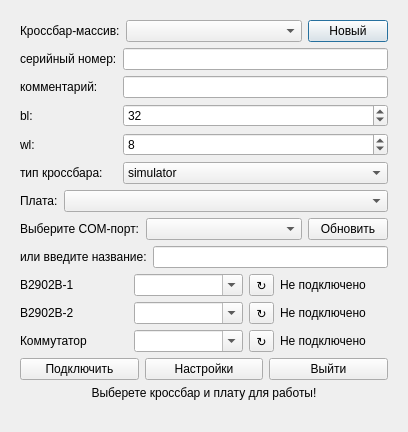
neurocomputer/MemriBoard, file gui/uies/connect.ui: the form before one commit.
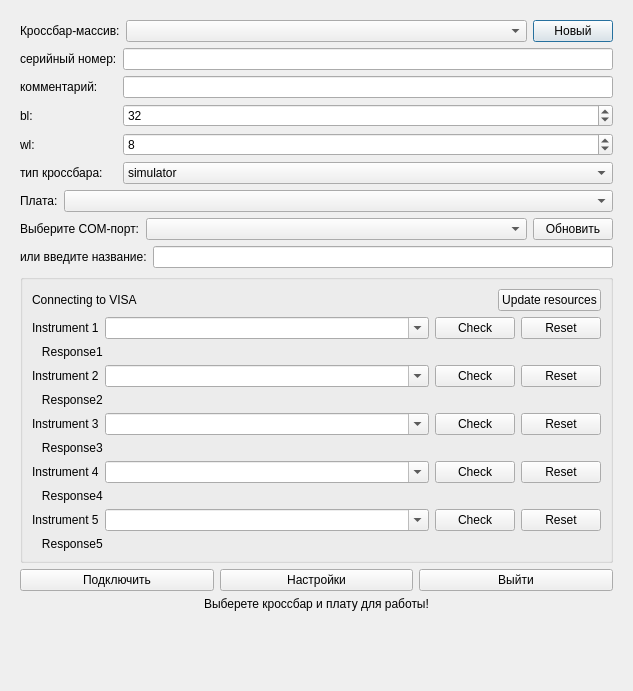
The form after the commit.

Commit message: Connection window: VISA drivers implemented

```diff
--- a/gui/uies/connect.ui
+++ b/gui/uies/connect.ui
@@ -6,8 +6,8 @@
    <rect>
     <x>0</x>
     <y>0</y>
-    <width>408</width>
-    <height>432</height>
+    <width>633</width>
+    <height>691</height>
    </rect>
   </property>
   <property name="sizePolicy">
@@ -278,95 +278,226 @@
          </layout>
         </item>
         <item>
-         <layout class="QGridLayout" name="gridLayout_2">
+         <widget class="QGroupBox" name="groupBox_visa">
+          <property name="title">
+           <string/>
+          </property>
+          <layout class="QVBoxLayout" name="verticalLayout_4">
+           <item>
+            <layout class="QHBoxLayout" name="horizontalLayout_visa">
+             <item>
+              <widget class="QLabel" name="label_connecting_to_visa">
+               <property name="text">
+                <string>Connecting to VISA</string>
+               </property>
+              </widget>
+             </item>
+             <item>
+              <spacer name="horizontalSpacer">
+               <property name="orientation">
+                <enum>Qt::Horizontal</enum>
+               </property>
+               <property name="sizeHint" stdset="0">
+                <size>
+                 <width>40</width>
+                 <height>20</height>
+                </size>
+               </property>
+              </spacer>
+             </item>
+             <item>
+              <widget class="QPushButton" name="button_update_visa_resources">
+               <property name="text">
+                <string>Update resources</string>
+               </property>
+              </widget>
+             </item>
+            </layout>
+           </item>
+           <item>
+            <layout class="QGridLayout" name="gridLayout_visa" columnstretch="0,1,0,0">
           <property name="sizeConstraint">
            <enum>QLayout::SetDefaultConstraint</enum>
           </property>
-          <item row="1" column="4">
-           <widget class="QLabel" name="label_11">
+             <item row="3" column="3">
+              <widget class="QPushButton" name="button_visa_reset_1">
             <property name="text">
-             <string>Не подключено</string>
+                <string>Reset</string>
             </property>
            </widget>
           </item>
-          <item row="1" column="2">
-           <widget class="QComboBox" name="combo_visa_1">
-            <property name="editable">
-             <bool>true</bool>
+             <item row="9" column="3">
+              <widget class="QPushButton" name="button_visa_reset_4">
+               <property name="text">
+                <string>Reset</string>
             </property>
            </widget>
           </item>
-          <item row="2" column="0">
-           <widget class="QLabel" name="label_10">
+             <item row="5" column="2">
+              <widget class="QPushButton" name="button_visa_check_2">
             <property name="text">
-             <string>B2902B-2</string>
+                <string>Check</string>
             </property>
            </widget>
           </item>
-          <item row="2" column="2">
+             <item row="5" column="1">
            <widget class="QComboBox" name="combo_visa_2">
             <property name="editable">
              <bool>true</bool>
             </property>
            </widget>
           </item>
+             <item row="6" column="0" colspan="4">
+              <widget class="QLabel" name="label_visa_response_2">
+               <property name="text">
+                <string>   Response3</string>
+               </property>
+              </widget>
+             </item>
           <item row="1" column="0">
-           <widget class="QLabel" name="label_3">
+              <widget class="QLabel" name="label_visa_0">
             <property name="text">
-             <string>B2902B-1</string>
+                <string>Instrument 1</string>
+               </property>
+              </widget>
+             </item>
+             <item row="3" column="1">
+              <widget class="QComboBox" name="combo_visa_1">
+               <property name="editable">
+                <bool>true</bool>
+               </property>
+              </widget>
+             </item>
+             <item row="1" column="2">
+              <widget class="QPushButton" name="button_visa_check_0">
+               <property name="text">
+                <string>Check</string>
+               </property>
+              </widget>
+             </item>
+             <item row="8" column="0" colspan="4">
+              <widget class="QLabel" name="label_visa_response_3">
+               <property name="text">
+                <string>   Response4</string>
             </property>
            </widget>
           </item>
           <item row="3" column="0">
-           <widget class="QLabel" name="label_9">
+              <widget class="QLabel" name="label_visa_1">
             <property name="text">
-             <string>Коммутатор</string>
+                <string>Instrument 2</string>
             </property>
            </widget>
           </item>
           <item row="1" column="3">
-           <widget class="QToolButton" name="button_conn_1">
+              <widget class="QPushButton" name="button_visa_reset_0">
             <property name="text">
-             <string>↻</string>
+                <string>Reset</string>
             </property>
            </widget>
           </item>
-          <item row="3" column="3">
-           <widget class="QToolButton" name="button_conn_3">
-            <property name="text">
-             <string>↻</string>
-            </property>
-           </widget>
-          </item>
-          <item row="3" column="2">
+             <item row="7" column="1">
            <widget class="QComboBox" name="combo_visa_3">
             <property name="editable">
              <bool>true</bool>
             </property>
            </widget>
           </item>
-          <item row="2" column="3">
-           <widget class="QToolButton" name="button_conn_2">
+             <item row="1" column="1">
+              <widget class="QComboBox" name="combo_visa_0">
+               <property name="editable">
+                <bool>true</bool>
+               </property>
+              </widget>
+             </item>
+             <item row="7" column="0">
+              <widget class="QLabel" name="label_visa_3">
             <property name="text">
-             <string>↻</string>
+                <string>Instrument 4</string>
             </property>
            </widget>
           </item>
-          <item row="2" column="4">
-           <widget class="QLabel" name="label_12">
+             <item row="3" column="2">
+              <widget class="QPushButton" name="button_visa_check_1">
             <property name="text">
-             <string>Не подключено</string>
+                <string>Check</string>
             </property>
            </widget>
           </item>
-          <item row="3" column="4">
-           <widget class="QLabel" name="label_13">
+             <item row="7" column="3">
+              <widget class="QPushButton" name="button_visa_reset_3">
             <property name="text">
-             <string>Не подключено</string>
+                <string>Reset</string>
             </property>
            </widget>
           </item>
-         </layout>
+             <item row="9" column="2">
+              <widget class="QPushButton" name="button_visa_check_4">
+               <property name="text">
+                <string>Check</string>
+               </property>
+              </widget>
+             </item>
+             <item row="9" column="1">
+              <widget class="QComboBox" name="combo_visa_4">
+               <property name="editable">
+                <bool>true</bool>
+               </property>
+              </widget>
+             </item>
+             <item row="5" column="0">
+              <widget class="QLabel" name="label_visa_2">
+               <property name="text">
+                <string>Instrument 3</string>
+               </property>
+              </widget>
+             </item>
+             <item row="10" column="0" colspan="4">
+              <widget class="QLabel" name="label_visa_response_4">
+               <property name="text">
+                <string>   Response5</string>
+               </property>
+              </widget>
+             </item>
+             <item row="7" column="2">
+              <widget class="QPushButton" name="button_visa_check_3">
+               <property name="text">
+                <string>Check</string>
+               </property>
+              </widget>
+             </item>
+             <item row="9" column="0">
+              <widget class="QLabel" name="label_visa_4">
+               <property name="text">
+                <string>Instrument 5</string>
+               </property>
+              </widget>
+             </item>
+             <item row="4" column="0" colspan="4">
+              <widget class="QLabel" name="label_visa_response_1">
+               <property name="text">
+                <string>   Response2</string>
+               </property>
+              </widget>
+             </item>
+             <item row="5" column="3">
+              <widget class="QPushButton" name="button_visa_reset_2">
+               <property name="text">
+                <string>Reset</string>
+               </property>
+              </widget>
+             </item>
+             <item row="2" column="0" colspan="4">
+              <widget class="QLabel" name="label_visa_response_0">
+               <property name="text">
+                <string>   Response1</string>
+               </property>
+              </widget>
+             </item>
+            </layout>
+           </item>
+          </layout>
+         </widget>
         </item>
         <item>
          <layout class="QHBoxLayout" name="horizontalLayout_4">
```
Lines whose indentation alone changed are shown as unchanged. The commit also changes 9 other files.
